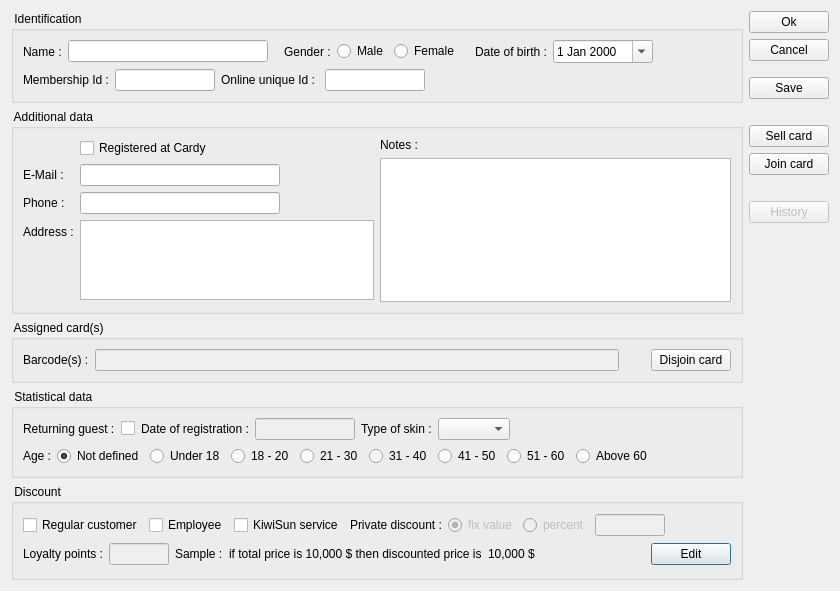
First picture: the form in client/dlgguestedit.ui, repository tbikfalvi/Belenus, before the edit.
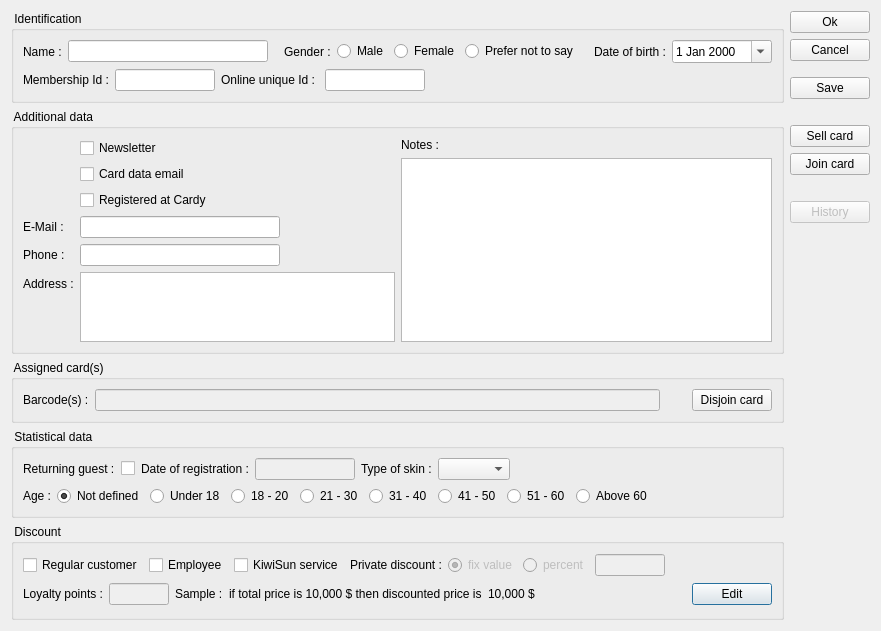
Second picture: the form after the edit.

Commit message: Gender 3 es plusz checkboxok vendegnel

Diff of the .ui file:
```diff
--- a/client/dlgguestedit.ui
+++ b/client/dlgguestedit.ui
@@ -84,6 +84,13 @@
             </property>
            </widget>
           </item>
+          <item>
+           <widget class="QRadioButton" name="rbGenderNone">
+            <property name="text">
+             <string>Prefer not to say</string>
+            </property>
+           </widget>
+          </item>
           <item>
            <spacer name="horizontalSpacer_5">
             <property name="orientation">
@@ -218,21 +225,14 @@
        <layout class="QHBoxLayout" name="horizontalLayout_9">
         <item>
          <layout class="QFormLayout" name="formLayout">
-          <item row="0" column="1">
-           <widget class="QCheckBox" name="chkCardyRegistered">
-            <property name="text">
-             <string>Registered at Cardy</string>
-            </property>
-           </widget>
-          </item>
-          <item row="1" column="0">
+          <item row="4" column="0">
            <widget class="QLabel" name="lblEmail">
             <property name="text">
              <string>E-Mail :</string>
             </property>
            </widget>
           </item>
-          <item row="1" column="1">
+          <item row="4" column="1">
            <widget class="QLineEdit" name="ledEmail">
             <property name="minimumSize">
              <size>
@@ -251,14 +251,14 @@
             </property>
            </widget>
           </item>
-          <item row="2" column="0">
+          <item row="5" column="0">
            <widget class="QLabel" name="lblMobile">
             <property name="text">
              <string>Phone :</string>
             </property>
            </widget>
           </item>
-          <item row="2" column="1">
+          <item row="5" column="1">
            <widget class="QLineEdit" name="ledPhone">
             <property name="minimumSize">
              <size>
@@ -274,14 +274,14 @@
             </property>
            </widget>
           </item>
-          <item row="3" column="0">
+          <item row="6" column="0">
            <widget class="QLabel" name="lblAddress">
             <property name="text">
              <string>Address :</string>
             </property>
            </widget>
           </item>
-          <item row="3" column="1">
+          <item row="6" column="1">
            <widget class="QTextEdit" name="teAddress">
             <property name="maximumSize">
              <size>
@@ -291,6 +291,30 @@
             </property>
            </widget>
           </item>
+          <item row="1" column="1">
+           <widget class="QCheckBox" name="chkNewsletter">
+            <property name="text">
+             <string>Newsletter</string>
+            </property>
+           </widget>
+          </item>
+          <item row="2" column="1">
+           <widget class="QCheckBox" name="chkCardEmail">
+            <property name="text">
+             <string>Card data email</string>
+            </property>
+            <property name="checkable">
+             <bool>true</bool>
+            </property>
+           </widget>
+          </item>
+          <item row="3" column="1">
+           <widget class="QCheckBox" name="chkCardyRegistered">
+            <property name="text">
+             <string>Registered at Cardy</string>
+            </property>
+           </widget>
+          </item>
          </layout>
         </item>
         <item>
```
The commit also changes 22 other files.
